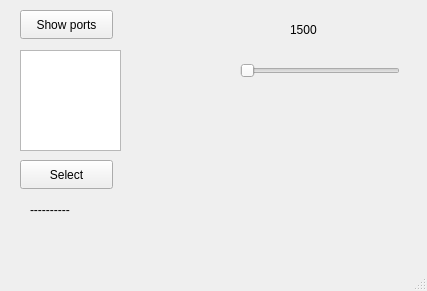
Above: robot_arm_serial_controller/mainwindow.ui from xiaochutan123l/robot-arm-serial-controller before the change. Below: the same form after it.
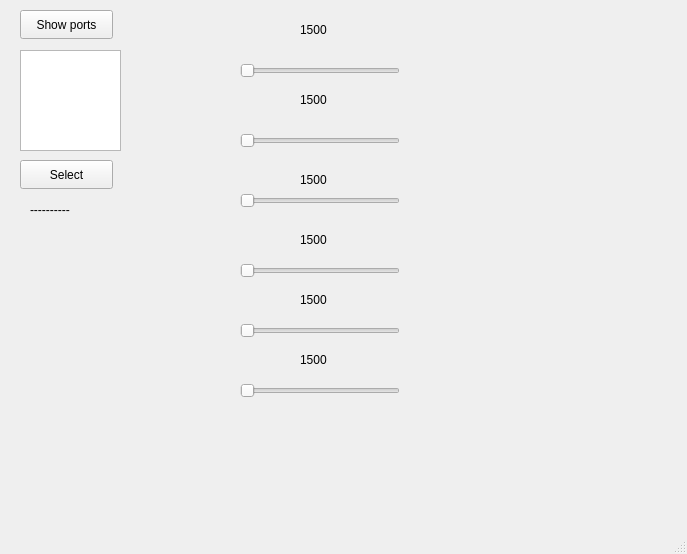
That is the form after the change.

Commit message: peel serial controller part to separate class, and finish slider connections

The edit to the form file:
```diff
--- a/robot_arm_serial_controller/mainwindow.ui
+++ b/robot_arm_serial_controller/mainwindow.ui
@@ -6,8 +6,8 @@
    <rect>
     <x>0</x>
     <y>0</y>
-    <width>427</width>
-    <height>291</height>
+    <width>687</width>
+    <height>554</height>
    </rect>
   </property>
   <property name="windowTitle">
@@ -66,7 +66,7 @@
    <widget class="QLabel" name="sliderValue">
     <property name="geometry">
      <rect>
-      <x>290</x>
+      <x>300</x>
       <y>20</y>
       <width>69</width>
       <height>20</height>
@@ -101,6 +101,196 @@
      <enum>Qt::Horizontal</enum>
     </property>
    </widget>
+   <widget class="QSlider" name="slider_2">
+    <property name="geometry">
+     <rect>
+      <x>240</x>
+      <y>130</y>
+      <width>160</width>
+      <height>22</height>
+     </rect>
+    </property>
+    <property name="minimum">
+     <number>500</number>
+    </property>
+    <property name="maximum">
+     <number>2500</number>
+    </property>
+    <property name="sliderPosition">
+     <number>501</number>
+    </property>
+    <property name="tracking">
+     <bool>true</bool>
+    </property>
+    <property name="orientation">
+     <enum>Qt::Horizontal</enum>
+    </property>
+   </widget>
+   <widget class="QSlider" name="slider_3">
+    <property name="geometry">
+     <rect>
+      <x>240</x>
+      <y>190</y>
+      <width>160</width>
+      <height>22</height>
+     </rect>
+    </property>
+    <property name="minimum">
+     <number>500</number>
+    </property>
+    <property name="maximum">
+     <number>2500</number>
+    </property>
+    <property name="sliderPosition">
+     <number>501</number>
+    </property>
+    <property name="tracking">
+     <bool>true</bool>
+    </property>
+    <property name="orientation">
+     <enum>Qt::Horizontal</enum>
+    </property>
+   </widget>
+   <widget class="QSlider" name="slider_4">
+    <property name="geometry">
+     <rect>
+      <x>240</x>
+      <y>260</y>
+      <width>160</width>
+      <height>22</height>
+     </rect>
+    </property>
+    <property name="minimum">
+     <number>500</number>
+    </property>
+    <property name="maximum">
+     <number>2500</number>
+    </property>
+    <property name="sliderPosition">
+     <number>501</number>
+    </property>
+    <property name="tracking">
+     <bool>true</bool>
+    </property>
+    <property name="orientation">
+     <enum>Qt::Horizontal</enum>
+    </property>
+   </widget>
+   <widget class="QSlider" name="slider_5">
+    <property name="geometry">
+     <rect>
+      <x>240</x>
+      <y>320</y>
+      <width>160</width>
+      <height>22</height>
+     </rect>
+    </property>
+    <property name="minimum">
+     <number>500</number>
+    </property>
+    <property name="maximum">
+     <number>2500</number>
+    </property>
+    <property name="sliderPosition">
+     <number>501</number>
+    </property>
+    <property name="tracking">
+     <bool>true</bool>
+    </property>
+    <property name="orientation">
+     <enum>Qt::Horizontal</enum>
+    </property>
+   </widget>
+   <widget class="QSlider" name="slider_6">
+    <property name="geometry">
+     <rect>
+      <x>240</x>
+      <y>380</y>
+      <width>160</width>
+      <height>22</height>
+     </rect>
+    </property>
+    <property name="minimum">
+     <number>500</number>
+    </property>
+    <property name="maximum">
+     <number>2500</number>
+    </property>
+    <property name="sliderPosition">
+     <number>501</number>
+    </property>
+    <property name="tracking">
+     <bool>true</bool>
+    </property>
+    <property name="orientation">
+     <enum>Qt::Horizontal</enum>
+    </property>
+   </widget>
+   <widget class="QLabel" name="sliderValue_2">
+    <property name="geometry">
+     <rect>
+      <x>300</x>
+      <y>90</y>
+      <width>69</width>
+      <height>20</height>
+     </rect>
+    </property>
+    <property name="text">
+     <string>1500</string>
+    </property>
+   </widget>
+   <widget class="QLabel" name="sliderValue_3">
+    <property name="geometry">
+     <rect>
+      <x>300</x>
+      <y>170</y>
+      <width>69</width>
+      <height>20</height>
+     </rect>
+    </property>
+    <property name="text">
+     <string>1500</string>
+    </property>
+   </widget>
+   <widget class="QLabel" name="sliderValue_4">
+    <property name="geometry">
+     <rect>
+      <x>300</x>
+      <y>230</y>
+      <width>69</width>
+      <height>20</height>
+     </rect>
+    </property>
+    <property name="text">
+     <string>1500</string>
+    </property>
+   </widget>
+   <widget class="QLabel" name="sliderValue_5">
+    <property name="geometry">
+     <rect>
+      <x>300</x>
+      <y>290</y>
+      <width>69</width>
+      <height>20</height>
+     </rect>
+    </property>
+    <property name="text">
+     <string>1500</string>
+    </property>
+   </widget>
+   <widget class="QLabel" name="sliderValue_6">
+    <property name="geometry">
+     <rect>
+      <x>300</x>
+      <y>350</y>
+      <width>69</width>
+      <height>20</height>
+     </rect>
+    </property>
+    <property name="text">
+     <string>1500</string>
+    </property>
+   </widget>
   </widget>
   <widget class="QMenuBar" name="menubar">
    <property name="geometry">
```
Left out of the diff: 6 changed lines with no effect on the pictures. The commit also changes 7 other files.
